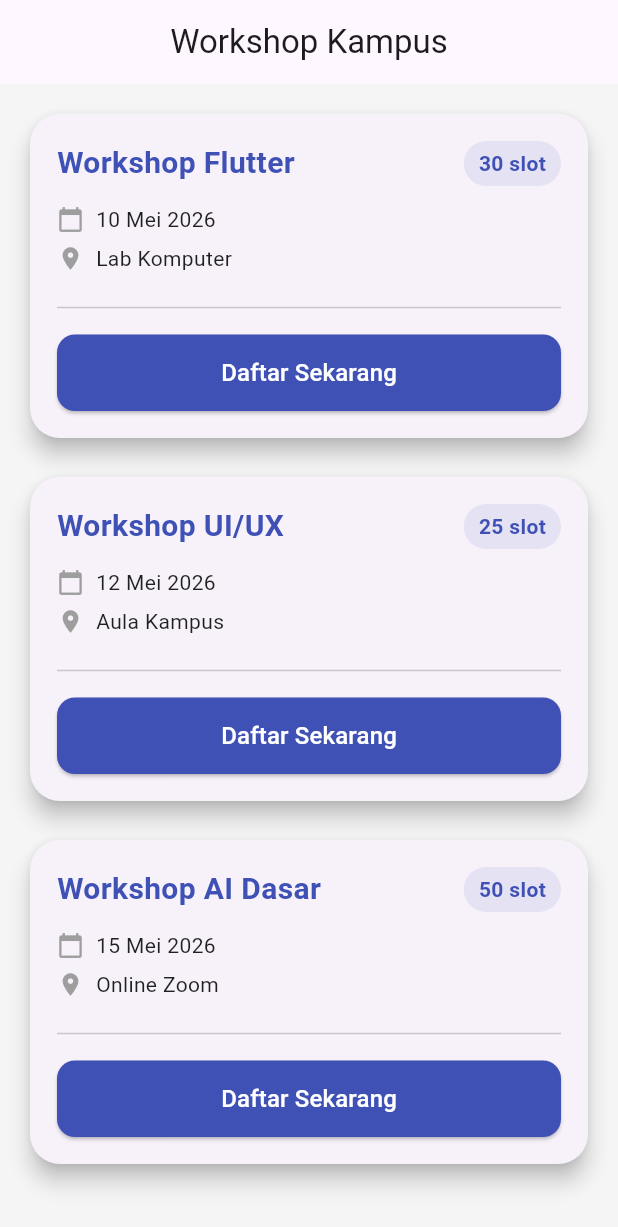
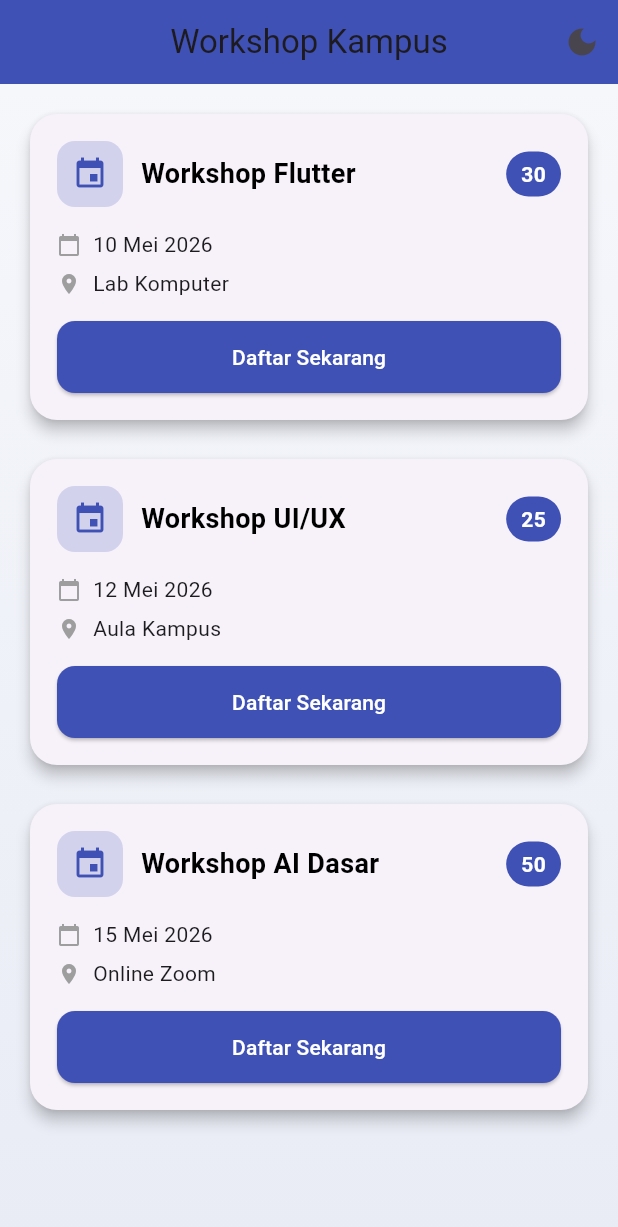
Before and after one commit to trirajunito/231011400372_Tri-Rajunito_06TPLM006_MP_2026, a Flutter app: the screen it shows after launch, on a phone screen of 412 x 824 dp. Shown: the top 1227 px of the screen. Run offline on Flutter 3.47's test engine with Material 3 defaults, Android fonts, the phone set to English and light mode, and no system bars.

Commit message:
Menambahkan Mode Gelap Dan Terang

```diff
--- a/lib/main.dart
+++ b/lib/main.dart
@@ -4,25 +4,57 @@ void main() {
   runApp(const MyApp());
 }
 
-class MyApp extends StatelessWidget {
+class MyApp extends StatefulWidget {
   const MyApp({super.key});
+
+  @override
+  State<MyApp> createState() => _MyAppState();
+}
+
+class _MyAppState extends State<MyApp> {
+  bool isDark = false;
 
   @override
   Widget build(BuildContext context) {
     return MaterialApp(
       debugShowCheckedModeBanner: false,
       title: 'Workshop App',
+
       theme: ThemeData(
-        primarySwatch: Colors.indigo,
-        scaffoldBackgroundColor: Colors.grey[100],
+        brightness: Brightness.light,
+        scaffoldBackgroundColor: const Color(0xFFF5F7FB),
+        primaryColor: Colors.indigo,
       ),
-      home: const WorkshopPage(),
+
+      darkTheme: ThemeData(
+        brightness: Brightness.dark,
+        scaffoldBackgroundColor: const Color(0xFF0F172A),
+        cardColor: const Color(0xFF1E293B),
+      ),
+
+      themeMode: isDark ? ThemeMode.dark : ThemeMode.light,
+
+      home: WorkshopPage(
+        isDark: isDark,
+        onToggle: () {
+          setState(() {
+            isDark = !isDark;
+          });
+        },
+      ),
     );
   }
 }
 
 class WorkshopPage extends StatelessWidget {
-  const WorkshopPage({super.key});
+  final bool isDark;
+  final VoidCallback onToggle;
+
+  const WorkshopPage({
+    super.key,
+    required this.isDark,
+    required this.onToggle,
+  });
 
   final List<Map<String, String>> workshopList = const [
     {
@@ -47,14 +79,39 @@ class WorkshopPage extends StatelessWidget {
 
   @override
   Widget build(BuildContext context) {
+    final isDarkMode = Theme.of(context).brightness == Brightness.dark;
+
     return Scaffold(
       appBar: AppBar(
         title: const Text("Workshop Kampus"),
         centerTitle: true,
         elevation: 0,
+        backgroundColor: Colors.indigo,
+
+        actions: [
+          IconButton(
+            icon: Icon(isDark ? Icons.light_mode : Icons.dark_mode),
+            onPressed: onToggle,
+          )
+        ],
       ),
 
-      body: ListView.builder(
+      body: Container(
+        decoration: BoxDecoration(
+          gradient: isDarkMode
+              ? const LinearGradient(
+                  colors: [Color(0xFF0F172A), Color(0xFF020617)],
+                  begin: Alignment.topCenter,
+                  end: Alignment.bottomCenter,
+                )
+              : const LinearGradient(
+                  colors: [Color(0xFFF5F7FB), Color(0xFFE9ECF5)],
+                  begin: Alignment.topCenter,
+                  end: Alignment.bottomCenter,
+                ),
+        ),
+
+        child: ListView.builder(
           padding: const EdgeInsets.all(16),
           itemCount: workshopList.length,
           itemBuilder: (context, index) {
@@ -63,9 +120,9 @@ class WorkshopPage extends StatelessWidget {
             return Container(
               margin: const EdgeInsets.only(bottom: 18),
               child: Card(
-              elevation: 6,
+                elevation: 4,
                 shape: RoundedRectangleBorder(
-                borderRadius: BorderRadius.circular(20),
+                  borderRadius: BorderRadius.circular(18),
                 ),
                 child: Padding(
                   padding: const EdgeInsets.all(18),
@@ -74,15 +131,27 @@ class WorkshopPage extends StatelessWidget {
                     children: [
 
                       Row(
-                      mainAxisAlignment: MainAxisAlignment.spaceBetween,
                         children: [
+                          Container(
+                            padding: const EdgeInsets.all(10),
+                            decoration: BoxDecoration(
+                              color: Colors.indigo.withOpacity(0.2),
+                              borderRadius: BorderRadius.circular(12),
+                            ),
+                            child: const Icon(Icons.event,
+                                color: Colors.indigo),
+                          ),
+                          const SizedBox(width: 12),
+
                           Expanded(
                             child: Text(
                               data["judul"]!,
-                            style: const TextStyle(
-                              fontSize: 20,
+                              style: TextStyle(
+                                fontSize: 18,
                                 fontWeight: FontWeight.bold,
-                              color: Colors.indigo,
+                                color: isDarkMode
+                                    ? Colors.white
+                                    : Colors.black,
                               ),
                             ),
                           ),
@@ -91,31 +160,28 @@ class WorkshopPage extends StatelessWidget {
                             padding: const EdgeInsets.symmetric(
                                 horizontal: 10, vertical: 5),
                             decoration: BoxDecoration(
-                            color: Colors.indigo.withOpacity(0.1),
+                              color: Colors.indigo,
                               borderRadius: BorderRadius.circular(20),
                             ),
                             child: Text(
-                            "${data["kuota"]} slot",
+                              "${data["kuota"]}",
                               style: const TextStyle(
-                              color: Colors.indigo,
-                              fontWeight: FontWeight.w600,
+                                color: Colors.white,
+                                fontWeight: FontWeight.bold,
                               ),
                             ),
                           )
                         ],
                       ),
 
-                    const SizedBox(height: 12),
+                      const SizedBox(height: 15),
 
                       Row(
                         children: [
                           const Icon(Icons.calendar_today,
-                            size: 18, color: Colors.grey),
+                              size: 16, color: Colors.grey),
                           const SizedBox(width: 8),
-                        Text(
-                          data["tanggal"]!,
-                          style: const TextStyle(color: Colors.black87),
-                        ),
+                          Text(data["tanggal"]!),
                         ],
                       ),
 
@@ -124,19 +190,13 @@ class WorkshopPage extends StatelessWidget {
                       Row(
                         children: [
                           const Icon(Icons.location_on,
-                            size: 18, color: Colors.grey),
+                              size: 16, color: Colors.grey),
                           const SizedBox(width: 8),
-                        Text(
-                          data["lokasi"]!,
-                          style: const TextStyle(color: Colors.black87),
-                        ),
+                          Text(data["lokasi"]!),
                         ],
                       ),
 
                       const SizedBox(height: 15),
-                    const Divider(),
-
-                    const SizedBox(height: 10),
 
                       SizedBox(
                         width: double.infinity,
@@ -154,15 +214,12 @@ class WorkshopPage extends StatelessWidget {
                               SnackBar(
                                 behavior: SnackBarBehavior.floating,
                                 content: Text(
-                                "Berhasil daftar ${data["judul"]}!",
+                                  "Berhasil daftar ${data["judul"]}",
                                 ),
                               ),
                             );
                           },
-                        child: const Text(
-                          "Daftar Sekarang",
-                          style: TextStyle(fontSize: 16),
-                        ),
+                          child: const Text("Daftar Sekarang"),
                         ),
                       )
                     ],
@@ -172,6 +229,7 @@ class WorkshopPage extends StatelessWidget {
             );
           },
         ),
+      ),
     );
   }
 }
```
Lines whose indentation alone changed are shown as unchanged.
